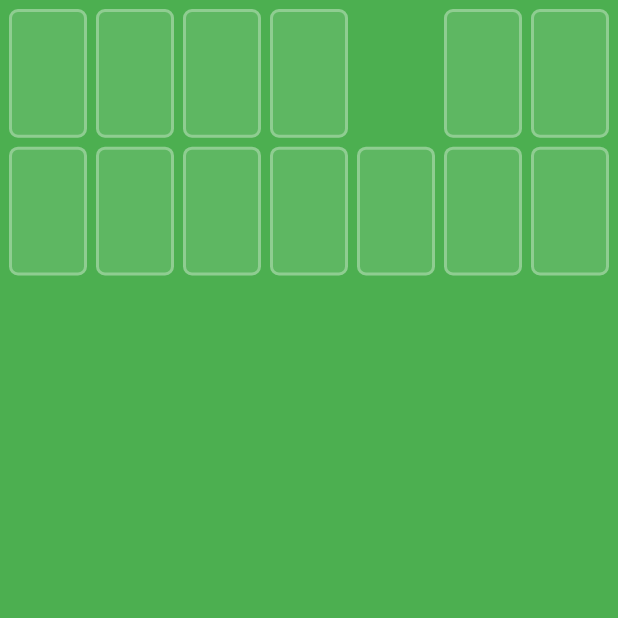
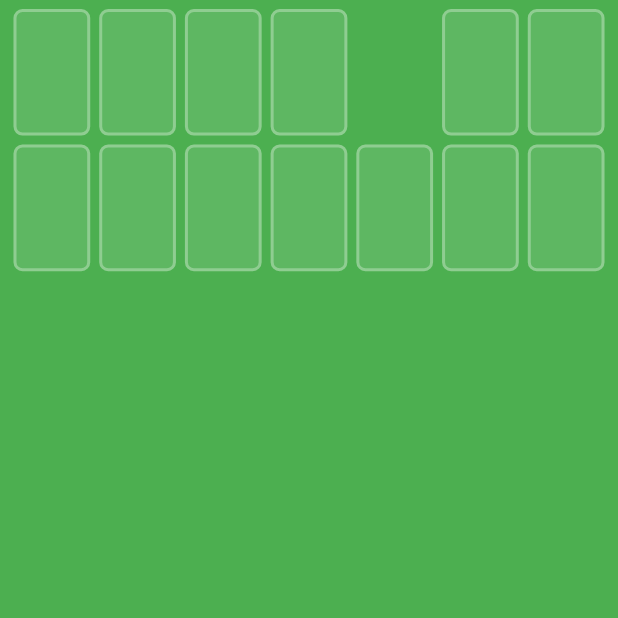
Before and after one commit to jokilic/good_old_solitaire, a Flutter app: the screen it shows after launch, on a phone screen of 412 x 824 dp, the top half of it. Run offline on Flutter 3.47's test engine with Material 3 defaults, Android fonts, the phone set to English and light mode, and no system bars; our stand-ins replace get_it, phosphor_flutter, watch_it.

Commit message:
Expand cards instead of calculated width

```diff
--- a/lib/screens/game/game_screen.dart
+++ b/lib/screens/game/game_screen.dart
@@ -5,7 +5,6 @@ import '../../constants/durations.dart';
 import '../../constants/enums.dart';
 import '../../models/selected_card.dart';
 import '../../models/solitaire_card.dart';
-import '../../util/card_size.dart';
 import '../../util/dependencies.dart';
 import '../../util/main_stack_layout.dart';
 import 'game_controller.dart';
@@ -189,10 +188,8 @@ class _GameScreenState extends State<GameScreen> with TickerProviderStateMixin {
   }
 
   Future<void> animateSelectedToMain(
-    int column, {
-    required double cardHeight,
-    required double cardWidth,
-  }) async {
+    int column,
+  ) async {
     if (isAnimatingMove) {
       return;
     }
@@ -224,8 +221,13 @@ class _GameScreenState extends State<GameScreen> with TickerProviderStateMixin {
     }
 
     Rect? fromRect;
+    double? cardHeight;
+    double? cardWidth;
+
     if (selected.source == PileType.drawingOpenedCards) {
       fromRect = controller.rectFromKey(drawingOpenedKey);
+      cardHeight = fromRect?.height;
+      cardWidth = fromRect?.width;
     } else if (selected.source == PileType.mainCards) {
       final sourcePile = state.mainCards[selected.pileIndex];
 
@@ -243,6 +245,16 @@ class _GameScreenState extends State<GameScreen> with TickerProviderStateMixin {
         selected.pileIndex,
         startIndex,
       );
+
+      final sourceRect = controller.rectFromKey(
+        controller.mainColumnKeys[selected.pileIndex],
+      );
+
+      if (sourceRect != null) {
+        cardWidth = sourceRect.width;
+        final computedHeight = sourceRect.height - (maxMainStackCards - 1) * mainStackOffset;
+        cardHeight = computedHeight > 0 ? computedHeight : sourceRect.width * cardAspectRatio;
+      }
     } else {
       return;
     }
@@ -252,7 +264,7 @@ class _GameScreenState extends State<GameScreen> with TickerProviderStateMixin {
       state.mainCards[column].length,
     );
 
-    if (fromRect == null || toRect == null) {
+    if (fromRect == null || toRect == null || cardHeight == null || cardWidth == null) {
       controller.tryMoveSelectedToMain(column);
       return;
     }
@@ -283,10 +295,8 @@ class _GameScreenState extends State<GameScreen> with TickerProviderStateMixin {
   }
 
   Future<void> animateSelectedToFinished(
-    int index, {
-    required double cardHeight,
-    required double cardWidth,
-  }) async {
+    int index,
+  ) async {
     if (isAnimatingMove) {
       return;
     }
@@ -314,8 +324,13 @@ class _GameScreenState extends State<GameScreen> with TickerProviderStateMixin {
     }
 
     Rect? fromRect;
+    double? cardHeight;
+    double? cardWidth;
+
     if (selected.source == PileType.drawingOpenedCards) {
       fromRect = controller.rectFromKey(drawingOpenedKey);
+      cardHeight = fromRect?.height;
+      cardWidth = fromRect?.width;
     } else if (selected.source == PileType.mainCards) {
       final sourcePile = state.mainCards[selected.pileIndex];
 
@@ -335,6 +350,18 @@ class _GameScreenState extends State<GameScreen> with TickerProviderStateMixin {
         selected.pileIndex,
         selected.cardIndex,
       );
+
+      final sourceRect = controller.rectFromKey(
+        controller.mainColumnKeys[selected.pileIndex],
+      );
+
+      if (sourceRect != null) {
+        cardWidth = sourceRect.width;
+
+        final computedHeight = sourceRect.height - (maxMainStackCards - 1) * mainStackOffset;
+
+        cardHeight = computedHeight > 0 ? computedHeight : sourceRect.width * cardAspectRatio;
+      }
     } else {
       return;
     }
@@ -343,7 +370,7 @@ class _GameScreenState extends State<GameScreen> with TickerProviderStateMixin {
       controller.finishedPileKeys[index],
     );
 
-    if (fromRect == null) {
+    if (fromRect == null || cardHeight == null || cardWidth == null) {
       controller.tryMoveSelectedToFinished(index);
       return;
     }
@@ -388,169 +415,134 @@ class _GameScreenState extends State<GameScreen> with TickerProviderStateMixin {
             builder: (context, constraints) {
               final isLandscape = constraints.maxWidth > constraints.maxHeight;
 
-              final shortestAvailableSide = MediaQuery.sizeOf(context).shortestSide - padding * 2;
-
-              final cardWidth = getCardWidth(
-                shortestAvailableSide: shortestAvailableSide,
-                padding: padding,
-                cardAspectRatio: cardAspectRatio,
-              );
-
-              final cardHeight = cardWidth * cardAspectRatio;
-              final stackHeightMultiplier = mainStackHeightMultiplier(
-                cardHeight: cardHeight,
-              );
-
               final hiddenTopCardColumn = tapMoveSource?.source == PileType.mainCards ? tapMoveSource!.pileIndex : null;
               final hideOpenedTopCard = tapMoveSource?.source == PileType.drawingOpenedCards;
+
+              Widget buildCardSlot(
+                Widget Function(double cardWidth, double cardHeight) childBuilder,
+              ) => LayoutBuilder(
+                builder: (context, slotConstraints) {
+                  final cardWidth = slotConstraints.maxWidth;
+                  final cardHeight = cardWidth * cardAspectRatio;
+
+                  return childBuilder(
+                    cardWidth,
+                    cardHeight,
+                  );
+                },
+              );
 
               return IgnorePointer(
                 ignoring: isAnimatingMove,
                 child: isLandscape
-                    ? Padding(
-                        padding: const EdgeInsets.symmetric(
-                          horizontal: padding * 2,
-                        ),
-                        child: Row(
-                          mainAxisAlignment: MainAxisAlignment.center,
-                          crossAxisAlignment: CrossAxisAlignment.start,
-                          children: [
-                            ///
-                            /// LEFT COLUMN (spacing)
-                            ///
-                            SizedBox(width: cardWidth + padding),
-
-                            ///
-                            /// CENTER COLUMN (main & finished cards)
-                            ///
-                            Expanded(
-                              child: Column(
-                                children: [
-                                  ///
-                                  /// MAIN CARDS
-                                  ///
-                                  Expanded(
-                                    child: MainCardsRow(
-                                      isLandscape: isLandscape,
-                                      cardHeight: cardHeight,
-                                      cardWidth: cardWidth,
-                                      stackHeightMultiplier: stackHeightMultiplier,
-                                      columnKeys: controller.mainColumnKeys,
-                                      isAnimatingMove: isAnimatingMove,
-                                      hiddenTopCardColumn: hiddenTopCardColumn,
-                                      onTapMoveSelected: (column) => animateSelectedToMain(
-                                        column,
+                    ? Row(
+                        crossAxisAlignment: CrossAxisAlignment.start,
+                        children: [
+                          const Expanded(
+                            child: SizedBox.shrink(),
+                          ),
+                          const SizedBox(width: padding),
+                          Expanded(
+                            flex: 7,
+                            child: Column(
+                              children: [
+                                Expanded(
+                                  child: MainCardsRow(
+                                    columnKeys: controller.mainColumnKeys,
+                                    isAnimatingMove: isAnimatingMove,
+                                    hiddenTopCardColumn: hiddenTopCardColumn,
+                                    onTapMoveSelected: animateSelectedToMain,
+                                  ),
+                                ),
+                                const SizedBox(height: padding),
+                                FinishedCardsRow(
+                                  pileKeys: controller.finishedPileKeys,
+                                  isAnimatingMove: isAnimatingMove,
+                                  onTapMoveSelected: animateSelectedToFinished,
+                                ),
+                              ],
+                            ),
+                          ),
+                          const SizedBox(width: padding),
+                          Expanded(
+                            child: Padding(
+                              padding: const EdgeInsets.symmetric(horizontal: padding / 2),
+                              child: DrawingCardsColumn(
+                                drawingOpenedKey: drawingOpenedKey,
+                                hideOpenedTopCard: hideOpenedTopCard,
+                              ),
+                            ),
+                          ),
+                        ],
+                      )
+                    : Column(
+                        children: [
+                          Row(
+                            crossAxisAlignment: CrossAxisAlignment.start,
+                            children: [
+                              ...List.generate(
+                                controller.finishedPileKeys.length,
+                                (index) => Expanded(
+                                  child: Padding(
+                                    padding: const EdgeInsets.symmetric(horizontal: padding / 2),
+                                    child: buildCardSlot(
+                                      (cardWidth, cardHeight) => FinishedCards(
+                                        index: index,
                                         cardHeight: cardHeight,
                                         cardWidth: cardWidth,
+                                        pileKey: controller.finishedPileKeys[index],
+                                        isAnimatingMove: isAnimatingMove,
+                                        onTapMoveSelected: animateSelectedToFinished,
                                       ),
                                     ),
                                   ),
-
-                                  const SizedBox(height: padding),
-
-                                  ///
-                                  /// FINISHED CARDS
-                                  ///
-                                  FinishedCardsRow(
-                                    cardHeight: cardHeight,
-                                    cardWidth: cardWidth,
-                                    pileKeys: controller.finishedPileKeys,
-                                    isAnimatingMove: isAnimatingMove,
-                                    onTapMoveSelected: (index) => animateSelectedToFinished(
-                                      index,
+                                ),
+                              ),
+                              Expanded(
+                                child: Padding(
+                                  padding: const EdgeInsets.symmetric(horizontal: padding / 2),
+                                  child: buildCardSlot(
+                                    (cardWidth, cardHeight) => SizedBox(
+                                      width: cardWidth,
+                                      height: cardHeight,
+                                    ),
+                                  ),
+                                ),
+                              ),
+                              Expanded(
+                                child: Padding(
+                                  padding: const EdgeInsets.symmetric(horizontal: padding / 2),
+                                  child: buildCardSlot(
+                                    (cardWidth, cardHeight) => DrawingOpenedCards(
+                                      cardHeight: cardHeight,
+                                      cardWidth: cardWidth,
+                                      pileKey: drawingOpenedKey,
+                                      hideTopCard: hideOpenedTopCard,
+                                    ),
+                                  ),
+                                ),
+                              ),
+                              Expanded(
+                                child: Padding(
+                                  padding: const EdgeInsets.symmetric(horizontal: padding / 2),
+                                  child: buildCardSlot(
+                                    (cardWidth, cardHeight) => DrawingUnopenedCards(
                                       cardHeight: cardHeight,
                                       cardWidth: cardWidth,
                                     ),
                                   ),
-                                ],
-                              ),
-                            ),
-
-                            const SizedBox(width: padding),
-
-                            ///
-                            /// RIGHT COLUMN (drawing cards)
-                            ///
-                            DrawingCardsColumn(
-                              cardHeight: cardHeight,
-                              cardWidth: cardWidth,
-                              drawingOpenedKey: drawingOpenedKey,
-                              hideOpenedTopCard: hideOpenedTopCard,
-                            ),
-                          ],
-                        ),
-                      )
-                    : Column(
-                        children: [
-                          ///
-                          /// TOP ROW
-                          ///
-                          Row(
-                            mainAxisAlignment: MainAxisAlignment.spaceBetween,
-                            crossAxisAlignment: CrossAxisAlignment.start,
-                            children: [
-                              ///
-                              /// FINISHED CARDS
-                              ///
-                              ...List.generate(
-                                controller.finishedPileKeys.length,
-                                (index) => FinishedCards(
-                                  index: index,
-                                  cardHeight: cardHeight,
-                                  cardWidth: cardWidth,
-                                  pileKey: controller.finishedPileKeys[index],
-                                  isAnimatingMove: isAnimatingMove,
-                                  onTapMoveSelected: (index) => animateSelectedToFinished(
-                                    index,
-                                    cardHeight: cardHeight,
-                                    cardWidth: cardWidth,
-                                  ),
                                 ),
-                              ),
-
-                              ///
-                              /// EMPTY SPACE
-                              ///
-                              SizedBox(
-                                height: cardHeight,
-                                width: cardWidth,
-                              ),
-
-                              ///
-                              /// DRAWING CARDS
-                              ///
-                              DrawingOpenedCards(
-                                cardHeight: cardHeight,
-                                cardWidth: cardWidth,
-                                pileKey: drawingOpenedKey,
-                                hideTopCard: hideOpenedTopCard,
-                              ),
-                              DrawingUnopenedCards(
-                                cardHeight: cardHeight,
-                                cardWidth: cardWidth,
                               ),
                             ],
                           ),
 
                           const SizedBox(height: padding),
-
-                          ///
-                          /// BOTTOM ROW
-                          ///
                           Expanded(
                             child: MainCardsRow(
-                              isLandscape: isLandscape,
-                              cardHeight: cardHeight,
-                              cardWidth: cardWidth,
-                              stackHeightMultiplier: stackHeightMultiplier,
                               columnKeys: controller.mainColumnKeys,
                               isAnimatingMove: isAnimatingMove,
                               hiddenTopCardColumn: hiddenTopCardColumn,
-                              onTapMoveSelected: (column) => animateSelectedToMain(
-                                column,
-                                cardHeight: cardHeight,
-                                cardWidth: cardWidth,
-                              ),
+                              onTapMoveSelected: animateSelectedToMain,
                             ),
                           ),
                         ],
--- a/lib/screens/game/widgets/layout/main_cards/main_cards_row.dart
+++ b/lib/screens/game/widgets/layout/main_cards/main_cards_row.dart
@@ -2,24 +2,17 @@ import 'package:flutter/material.dart';
 import 'package:watch_it/watch_it.dart';
 
 import '../../../../../constants/constants.dart';
+import '../../../../../util/card_size.dart';
 import '../../../game_controller.dart';
 import 'main_cards_column.dart';
 
 class MainCardsRow extends WatchingWidget {
-  final bool isLandscape;
-  final double cardHeight;
-  final double cardWidth;
-  final double stackHeightMultiplier;
   final List<GlobalKey> columnKeys;
   final bool isAnimatingMove;
   final int? hiddenTopCardColumn;
   final Future<void> Function(int column) onTapMoveSelected;
 
   const MainCardsRow({
-    required this.isLandscape,
-    required this.cardHeight,
-    required this.cardWidth,
-    required this.stackHeightMultiplier,
     required this.columnKeys,
     required this.isAnimatingMove,
     required this.hiddenTopCardColumn,
@@ -32,21 +25,31 @@ class MainCardsRow extends WatchingWidget {
     final mainCards = state.mainCards;
 
     return Row(
-      mainAxisAlignment: isLandscape ? MainAxisAlignment.center : MainAxisAlignment.spaceBetween,
       crossAxisAlignment: CrossAxisAlignment.start,
       children: List.generate(
         mainCards.length,
-        (index) => Padding(
-          padding: isLandscape ? const EdgeInsets.symmetric(horizontal: padding / 2) : EdgeInsets.zero,
-          child: MainCardsColumn(
+        (index) => Expanded(
+          child: Padding(
+            padding: const EdgeInsets.symmetric(horizontal: padding / 2),
+            child: LayoutBuilder(
+              builder: (context, constraints) {
+                final cardWidth = constraints.maxWidth;
+                final cardHeight = cardWidth * cardAspectRatio;
+
+                return MainCardsColumn(
                   column: index,
                   cardHeight: cardHeight,
                   cardWidth: cardWidth,
-            stackHeightMultiplier: stackHeightMultiplier,
+                  stackHeightMultiplier: mainStackHeightMultiplier(
+                    cardHeight: cardHeight,
+                  ),
                   columnKey: columnKeys[index],
                   hideTopCard: hiddenTopCardColumn == index,
                   isAnimatingMove: isAnimatingMove,
                   onTapMoveSelected: onTapMoveSelected,
+                );
+              },
+            ),
           ),
         ),
       ),
--- a/lib/util/card_size.dart
+++ b/lib/util/card_size.dart
@@ -1,28 +1,4 @@
-import 'dart:math' as math;
-
 import '../constants/constants.dart';
-
-double getCardWidth({
-  required double shortestAvailableSide,
-  required double padding,
-  required double cardAspectRatio,
-}) {
-  final widthLimitMain = shortestAvailableSide > padding * 6
-      ? (shortestAvailableSide - padding * 6) / 7
-      : 0.0;
-  final widthLimitTop = shortestAvailableSide > padding * 5
-      ? (shortestAvailableSide - padding * 5) / 6
-      : 0.0;
-
-  final baseWidth = math
-      .max(
-        0,
-        math.min(widthLimitMain, widthLimitTop),
-      )
-      .toDouble();
-
-  return baseWidth;
-}
 
 double mainStackHeightMultiplier({required double cardHeight}) {
   if (cardHeight <= 0) {
```
Also changed, not shown: lib/screens/game/widgets/layout/drawing_cards/drawing_cards_column.dart (+8 -5 lines), lib/screens/game/widgets/layout/finished_cards/finished_cards_column.dart (+23 -8 lines). Lines whose indentation alone changed are shown as unchanged.
